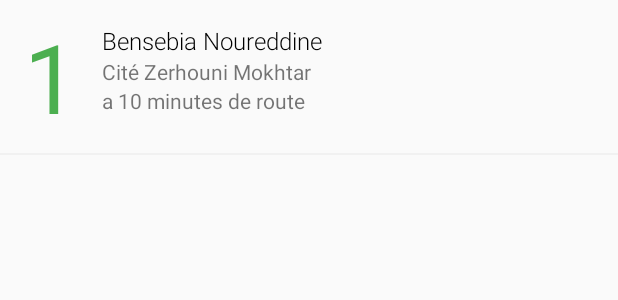
After one commit to nounoubensebia/easydep-android-repair-service, an Android app: the layout queue_element_list_item.xml on its own in the app's theme, with its tools: preview values and no code run, on a phone screen of 412 x 824 dp. The commit adds this screen. Shown: the top 300 px of the screen. Run offline under Robolectric (Android 15) with nearby library versions, the phone set to English and light mode, and no system bars.

Commit message:
added queue

```diff
--- a/app/src/main/AndroidManifest.xml
+++ b/app/src/main/AndroidManifest.xml
@@ -11,7 +11,8 @@
         android:roundIcon="@mipmap/ic_launcher_round"
         android:supportsRtl="true"
         android:theme="@style/AppTheme">
-        <activity android:name=".MainActivity">
+        <activity android:name=".MainActivity"
+            android:label="EasyDep">
             <intent-filter>
                 <action android:name="android.intent.action.MAIN" />
 
--- a/app/src/main/java/com/example/nouno/easydep_repairservice/QueryUtils.java
+++ b/app/src/main/java/com/example/nouno/easydep_repairservice/QueryUtils.java
@@ -29,6 +29,7 @@ public class QueryUtils {
 
     public static final String SEND_REQUEST_URL = "http://192.168.1.2/EasyDep/send_request.php";
     public static final String GET_REQUESTS =  "get_repair_service_requests";
+    public static final String GET_QUEUE_ELEMENTS = "get_repair_service_queue_elements";
 
 
     public static String makeHttpPostRequest (String urlString,Map<String,String> parameters) throws ConnectionProblemException
--- a/app/src/main/java/com/example/nouno/easydep_repairservice/RequestsListFragment.java
+++ b/app/src/main/java/com/example/nouno/easydep_repairservice/RequestsListFragment.java
@@ -31,6 +31,7 @@ public class RequestsListFragment extends Fragment {
     private SwipeRefreshLayout swipeRefreshLayout;
     private View view;
     private RepairService repairService;
+    private ListView listView;
     public RequestsListFragment() {
         // Required empty public constructor
     }
@@ -43,6 +44,7 @@ public class RequestsListFragment extends Fragment {
         view = inflater.inflate(R.layout.fragment_requests_list, container, false);
         swipeRefreshLayout = (SwipeRefreshLayout)view.findViewById(R.id.swipe_refrech_layout);
         getRepairService();
+        listView = (ListView)view.findViewById(R.id.list);
         getAssistanceRequests();
         swipeRefreshLayout.setColorSchemeResources(R.color.refresh_progress_1, R.color.refresh_progress_2, R.color.refresh_progress_3);
         swipeRefreshLayout.setOnRefreshListener(new SwipeRefreshLayout.OnRefreshListener() {
@@ -51,6 +53,7 @@ public class RequestsListFragment extends Fragment {
                 getAssistanceRequests();
             }
         });
+
         return view;
     }
 
@@ -83,6 +86,7 @@ public class RequestsListFragment extends Fragment {
         @Override
         protected void onPreExecute() {
             swipeRefreshLayout.setRefreshing(true);
+            listView.setVisibility(View.GONE);
         }
 
         @Override
@@ -98,9 +102,11 @@ public class RequestsListFragment extends Fragment {
 
         @Override
         protected void onPostExecute(String s) {
+
             swipeRefreshLayout.setRefreshing(false);
             assistanceRequests = AssistanceRequest.parseJson(s);
             populateAssistanceRequestsList(view,assistanceRequests);
+            listView.setVisibility(View.VISIBLE);
         }
     }
 
--- a/app/src/main/res/layout/assistance_request_list_item.xml
+++ b/app/src/main/res/layout/assistance_request_list_item.xml
@@ -3,6 +3,7 @@
     android:orientation="vertical" android:layout_width="match_parent"
     android:layout_height="match_parent">
     <TextView
+
         android:id="@+id/name_text"
         android:layout_marginTop="8dp"
         android:text="Bensebia Noureddine"
--- /dev/null
+++ b/app/src/main/res/layout/queue_element_list_item.xml
@@ -0,0 +1,54 @@
+<?xml version="1.0" encoding="utf-8"?>
+<LinearLayout xmlns:android="http://schemas.android.com/apk/res/android"
+    android:orientation="vertical" android:layout_width="match_parent"
+
+    android:layout_height="wrap_content">
+    <LinearLayout
+        android:orientation="horizontal"
+        android:layout_width="match_parent"
+        android:layout_height="wrap_content">
+    <TextView
+        android:id="@+id/position_text"
+        android:layout_marginTop="8dp"
+        android:layout_marginLeft="16dp"
+        android:layout_marginRight="16dp"
+        android:textSize="64sp"
+        android:padding="0dp"
+        android:textColor="@color/colorPrimary"
+        android:text="1"
+        android:layout_width="wrap_content"
+        android:layout_height="wrap_content" />
+    <LinearLayout
+
+        android:orientation="vertical"
+        android:layout_width="match_parent"
+        android:layout_height="wrap_content">
+        <TextView
+            android:id="@+id/name_text"
+            android:layout_marginTop="16dp"
+            android:textSize="16sp"
+            android:fontFamily="sans-serif-light"
+            android:textColor="@android:color/background_dark"
+            android:layout_width="wrap_content"
+            android:text="Bensebia Noureddine"
+            android:layout_height="wrap_content" />
+        <TextView
+            android:id="@+id/location_text"
+            android:layout_width="wrap_content"
+            android:text="Cité Zerhouni Mokhtar"
+            android:layout_height="wrap_content" />
+        <TextView
+            android:id="@+id/duration_text"
+            android:layout_width="wrap_content"
+            android:text="a 10 minutes de route"
+            android:layout_height="wrap_content" />
+    </LinearLayout>
+    </LinearLayout>
+        <View
+            android:layout_marginTop="8dp"
+            android:layout_width="match_parent"
+            android:background="#f1f1f1"
+            android:layout_height="1dp"/>
+
+
+</LinearLayout>
```
Also changed, not shown: app/src/main/java/com/example/nouno/easydep_repairservice/Data/AssistanceRequest.java (+16 -0 lines), app/src/main/java/com/example/nouno/easydep_repairservice/Data/QueueElement.java (added, +51 -0 lines), app/src/main/java/com/example/nouno/easydep_repairservice/ListAdapters/QueueElementAdapter.java (added, +57 -0 lines), app/src/main/java/com/example/nouno/easydep_repairservice/QueueFragment.java (+83 -1 lines), app/src/main/res/drawable/green_circle.xml (added, +10 -0 lines), app/src/main/res/layout/fragment_queue.xml (+12 -8 lines).
